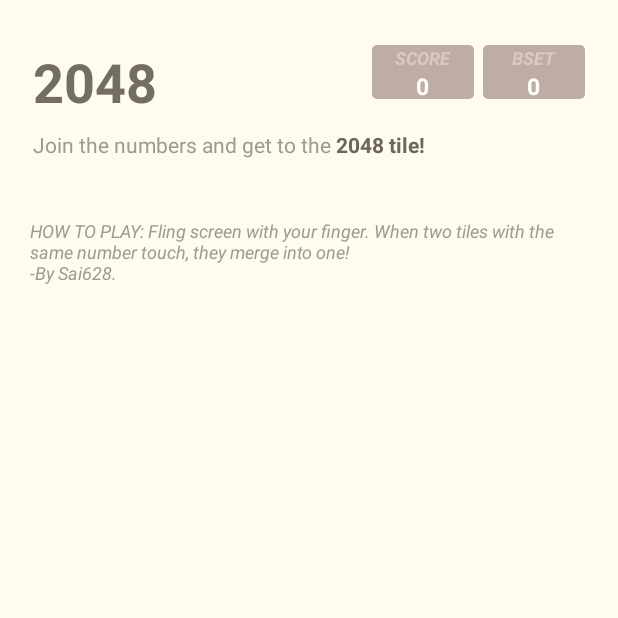
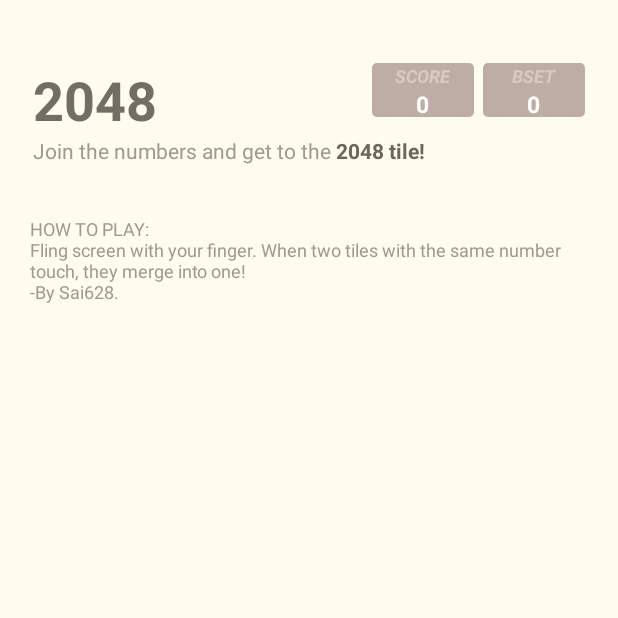
Before and after one commit to Sai628/2048-Android, an Android app: the screen it shows after launch (GameActivity), on a phone screen of 412 x 824 dp, the top half of it. Run offline under Robolectric (Android 15) with nearby library versions, the phone set to English and light mode, and no system bars; plain views replace PercentLinearLayout.

Commit message:
update style

```diff
--- a/app/src/main/res/layout/game.xml
+++ b/app/src/main/res/layout/game.xml
@@ -11,7 +11,7 @@
         android:id="@+id/main_top_rl"
         android:layout_width="wrap_content"
         android:layout_height="wrap_content"
-        android:layout_marginTop="20dp">
+        android:layout_marginTop="32dp">
 
         <TextView
             android:id="@+id/main_title_textview"
@@ -101,7 +101,6 @@
         android:layout_marginBottom="8dp"
         android:layout_marginLeft="12dp"
         android:layout_marginRight="12dp"
-        android:layout_marginTop="8dp"
         android:orientation="horizontal">
 
         <TextView
@@ -127,7 +126,7 @@
         android:layout_width="0dp"
         android:layout_height="0dp"
         android:layout_gravity="center_horizontal"
-        android:layout_marginTop="15dp"
+        android:layout_marginTop="10dp"
         app:layout_heightPercent="90%w"
         app:layout_widthPercent="90%w"/>
 
@@ -141,6 +140,5 @@
         android:layout_marginRight="10dp"
         android:text="@string/play_prompt"
         android:textColor="@color/prompt_text_color"
-        android:textSize="@dimen/text_size_small_prompt"
-        android:textStyle="italic"/>
+        android:textSize="@dimen/text_size_small_prompt"/>
 </com.zhy.android.percent.support.PercentLinearLayout>
--- a/app/src/main/res/values/strings.xml
+++ b/app/src/main/res/values/strings.xml
@@ -5,7 +5,7 @@
     <string name="app_name_prompt">2048</string>
     <string name="game_prompt1">Join the numbers and get to the&#160;</string>
     <string name="game_prompt2">2048 tile!</string>
-    <string name="play_prompt">HOW TO PLAY: Fling screen with your finger. When two tiles with the same number touch, they
+    <string name="play_prompt">HOW TO PLAY:\nFling screen with your finger. When two tiles with the same number touch, they
         merge into one!\n-By Sai628.</string>
     <string name="lost_prompt">You Lost~ -_-#</string>
     <string name="win_prompt">You Win!</string>
```
